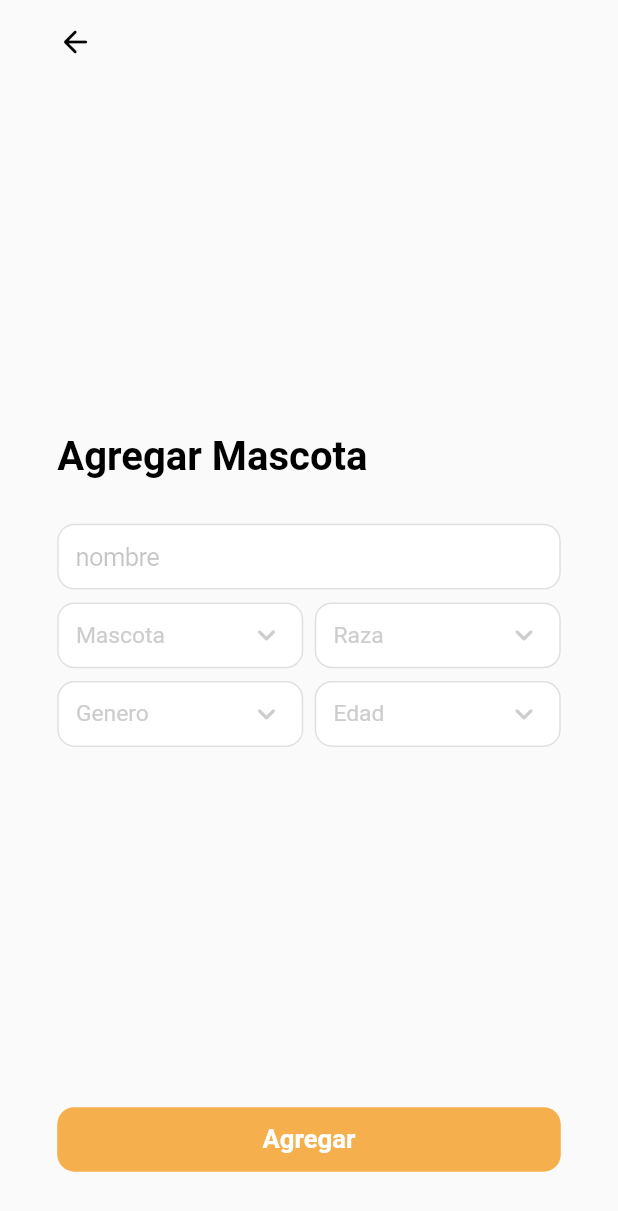
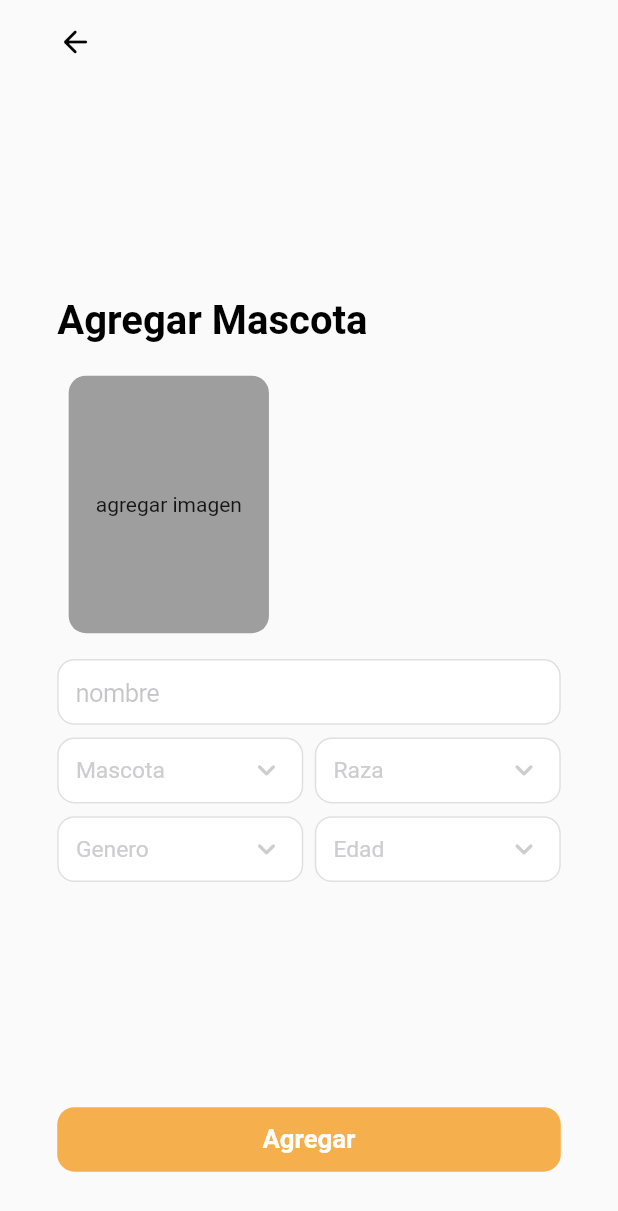
Before and after one commit to Isteev/app_donation, a Flutter app: the FormPets screen opened by its route, after a tap on "Agregar", on a phone screen of 412 x 824 dp. Shown: the top 1211 px of the screen. Run offline on Flutter 3.47's test engine with Material 2 defaults, Android fonts, the phone set to English and light mode, and no system bars; our stand-ins replace dio, flutter_dotenv, flutter_screenutil, flutter_svg, get, hive_flutter and 1 more; accounts and stored records are empty; network calls fail.

Commit message:
integrations images pets

```diff
--- a/lib/app/pages/form_pet/form_pet_controller.dart
+++ b/lib/app/pages/form_pet/form_pet_controller.dart
@@ -1,3 +1,6 @@
+import 'dart:io';
+import 'dart:math';
+
 import 'package:adoption_app/app/core/api/pets_service.dart';
 import 'package:adoption_app/app/core/form/form_control.dart';
 import 'package:adoption_app/app/core/form/form_model.dart';
@@ -5,7 +8,10 @@ import 'package:adoption_app/app/core/form/form_validators.dart';
 import 'package:adoption_app/app/core/global/global_controller.dart';
 import 'package:adoption_app/app/core/models/response_model.dart';
 import 'package:adoption_app/app/core/models/select_model.dart';
+import 'package:adoption_app/app/routes/app_pages.dart';
+import 'package:dio/dio.dart' as dio;
 import 'package:get/get.dart';
+import 'package:image_picker/image_picker.dart';
 
 class FormPetsController extends GetxController {
   GlobalController globalController = Get.find();
@@ -17,6 +23,7 @@ class FormPetsController extends GetxController {
   late List<SelectModel> ageSelect;
 
   List<SelectModel> breeds = [];
+  RxList images = [].obs;
 
   FormControl petsForm = FormControl(form: {
     'name': FormModel(value: "", validators: [FormValidators().isRequired]),
@@ -68,15 +75,37 @@ class FormPetsController extends GetxController {
   createPet() async {
     petsForm.form["user_id"]!.value =
         globalController.user.getAt(0)!.id.toString();
-    if (petsForm.validate()) {
-      ResponseModel response = await petsServices.createPet(petsForm.getValues());
+    if (petsForm.validate() && images.isNotEmpty) {
+      List<dio.MultipartFile> petImages = [];
+
+      for (var element in images) {
+        petImages.add(await dio.MultipartFile.fromFile(element.path,
+            filename: element.path.split('/').last));
+      }
+
+      ResponseModel response =
+          await petsServices.createPet(petImages, petsForm.getValues());
 
       if (response.error) {
         Get.snackbar('error', response.message!);
         return;
       }
 
-      print(response.result);
+      Get.offAllNamed(AppRoutes.main);
+    }
+  }
+
+  imagePiker() async {
+    final List<XFile> image = await ImagePicker().pickMultiImage();
+
+    if (image.isNotEmpty) {
+      List allImage = [];
+      image.forEach((element) {
+        File file = File(element.path);
+        allImage.add(file);
+      });
+
+      images.addAll(allImage);
     }
   }
 }
--- a/lib/app/pages/form_pet/form_pet_page.dart
+++ b/lib/app/pages/form_pet/form_pet_page.dart
@@ -32,7 +32,9 @@ class FormPets extends StatelessWidget {
                       fontSize: 70.r,
                       fontWeight: FontWeight.w600),
                 ),
-                70.verticalSpace,
+                50.verticalSpace,
+                AddImagesFormPet(controller: _,),
+                40.verticalSpace,
                 FormBuilder(
                     formControl: _.petsForm,
                     builder: (form) {
@@ -40,7 +42,7 @@ class FormPets extends StatelessWidget {
                         children: [
                           CustomInput(
                               placeholder: "nombre",
-                              form: form['name'],
+                              form: form['name']!,
                               onChage: (val) {}),
                           20.verticalSpace,
                           Row(
@@ -106,3 +108,85 @@ class FormPets extends StatelessWidget {
     );
   }
 }
+
+class AddImagesFormPet extends StatelessWidget {
+  const AddImagesFormPet({
+    Key? key, required this.controller,
+  }) : super(key: key);
+
+  final FormPetsController controller;
+
+  @override
+  Widget build(BuildContext context) {
+    return SingleChildScrollView(
+      scrollDirection: Axis.horizontal,
+      child: Container(
+        margin: const EdgeInsets.symmetric(horizontal: 20).r,
+        child: Row(
+          children: [
+            Obx(() {
+              return Row(
+                children: controller.images
+                    .map((image) => Container(
+                          height: 450.r,
+                          width: 350.r,
+                          margin: const EdgeInsets.only(
+                                  right: 35, top: 20, bottom: 20)
+                              .r,
+                          decoration: BoxDecoration(
+                              borderRadius: BorderRadius.circular(30).r,
+                              border:
+                                  Border.all(color: Colors.white, width: 15.r),
+                              boxShadow: const [
+                                BoxShadow(
+                                    color: Colors.black12,
+                                    offset: Offset(0, 0),
+                                    spreadRadius: 1,
+                                    blurRadius: 5),
+                                BoxShadow(
+                                    color: Color(0xFFf9f9f9),
+                                    offset: Offset(0, 30),
+                                    spreadRadius: 1,
+                                    blurRadius: 20),
+                              ]),
+                          child: ClipRRect(
+                              borderRadius: BorderRadius.circular(30).r,
+                              child: Image.file(
+                                image,
+                                fit: BoxFit.cover,
+                                frameBuilder: (context, child, frame,
+                                    wasSynchronouslyLoaded) {
+                                  if (frame == null) {
+                                    return Container(
+                                        color: Colors.white,
+                                        alignment: Alignment.center,
+                                        child:
+                                            const CircularProgressIndicator());
+                                  }
+                                  return child;
+                                },
+                              )),
+                        ))
+                    .toList(),
+              );
+            }),
+            GestureDetector(
+              onTap: () {
+                controller.imagePiker();
+              },
+              child: Container(
+                height: 450.r,
+                width: 350.r,
+                decoration: BoxDecoration(
+                    color: Colors.grey,
+                    borderRadius: BorderRadius.circular(30).r),
+                alignment: Alignment.center,
+                child: Text("agregar imagen"),
+              ),
+            ),
+          ],
+        ),
+      ),
+    );
+  }
+}
--- a/lib/app/pages/login/login_page.dart
+++ b/lib/app/pages/login/login_page.dart
@@ -30,14 +30,14 @@ class LoginPage extends StatelessWidget {
                       children: [
                         CustomInput(
                           placeholder: "Correo",
-                          form: form['email'],
+                          form: form['email']!,
                           onChage: (val) {
                           },
                         ),
                         20.verticalSpace,
                         CustomInput(
                           placeholder: "Contraseña",
-                          form: form['password'],
+                          form: form['password']!,
                           onChage: (val) {
                           },
                           pass: true,
--- a/lib/app/widgets/custom_input.dart
+++ b/lib/app/widgets/custom_input.dart
@@ -9,8 +9,8 @@ class CustomInput extends StatelessWidget {
   const CustomInput(
       {Key? key,
       required this.placeholder,
-      required this.onChage,
-      this.form,
+      this.onChage,
+      required this.form,
       this.suffix,
       this.borderRadius,
       this.pass = false,
@@ -18,8 +18,8 @@ class CustomInput extends StatelessWidget {
       : super(key: key);
 
   final String placeholder;
-  final FormModel? form;
-  final Function(String) onChage;
+  final FormModel form;
+  final Function(String)? onChage;
   final BorderRadius? borderRadius;
   final Widget? suffix;
   final bool pass;
@@ -36,14 +36,14 @@ class CustomInput extends StatelessWidget {
           decoration: BoxDecoration(
               borderRadius: borderRadius ?? BorderRadius.circular(30).r,
               color: Colors.white,
-              border: form!.error.isNotEmpty
+              border: form.error.isNotEmpty
                   ? Border.all(color: Colors.red[200]!)
                   : Border.all(color: Colors.black12)),
           padding: const EdgeInsets.all(30).r,
           placeholder: placeholder,
           onChanged: (val) {
-            onChage(val);
-            form!.value = val;
+            onChage != null ? onChage!(val): null;
+            form.value = val;
           },
 
           //extra
--- a/pubspec.yaml
+++ b/pubspec.yaml
@@ -19,6 +19,7 @@ dependencies:
   dio: ^4.0.6
   flutter_dotenv: ^5.0.2
   hive_flutter: ^1.1.0
+  image_picker: ^0.8.6
 
 dev_dependencies:
   flutter_test:
```
Also changed, not shown: lib/app/core/api/pets_service.dart (+9 -6 lines), lib/app/core/models/pet_model.dart (+6 -6 lines), lib/app/pages/register/register_page.dart (+6 -6 lines), pubspec.lock, 2 other files.
